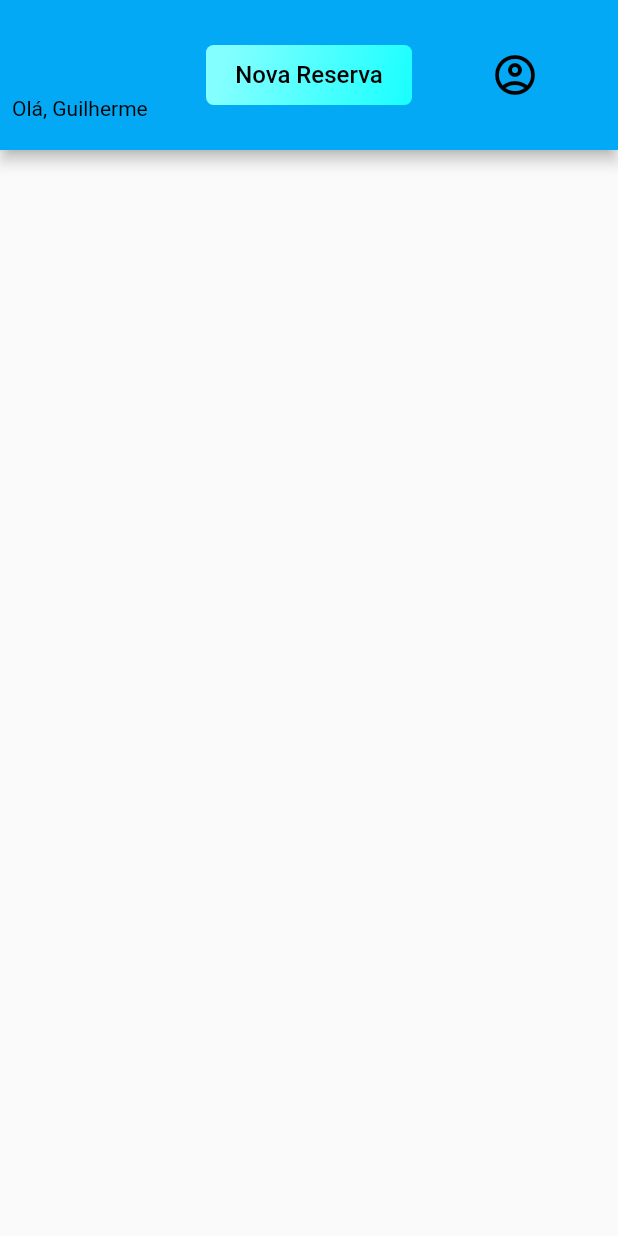
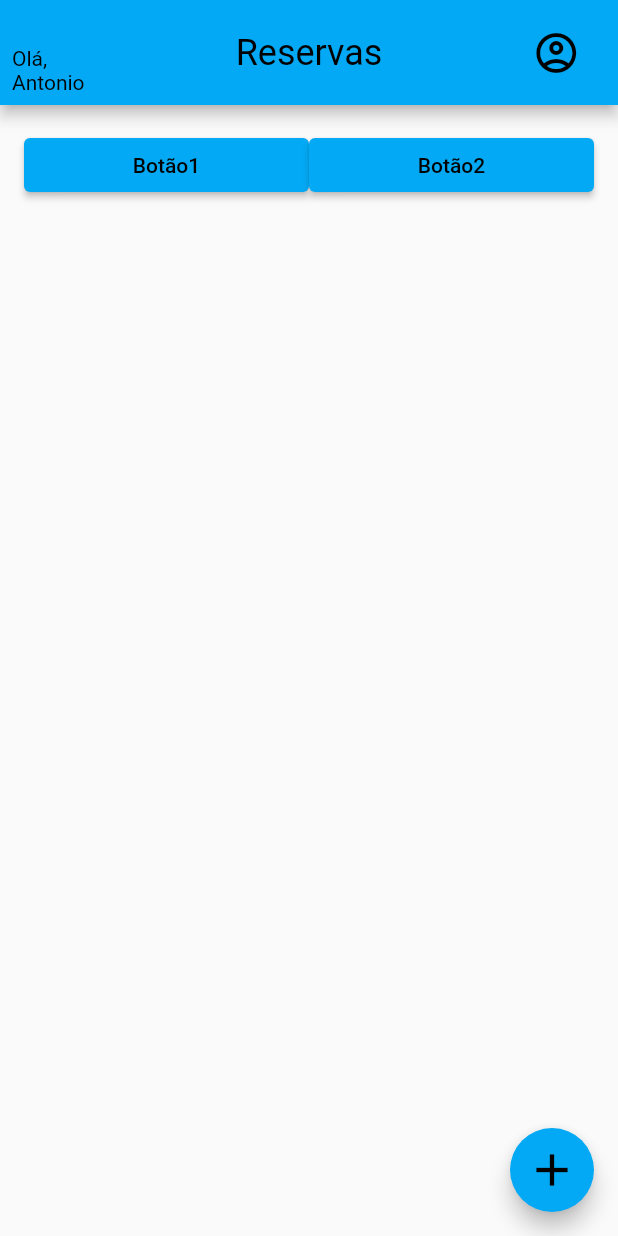
Before and after one commit to Gludke/models-screens-flutter, a Flutter app: the screen it shows after launch, on a phone screen of 412 x 824 dp. Run offline on Flutter 3.47's test engine with Material 2 defaults, Android fonts, the phone set to English and light mode, and no system bars; missing offline and left inert: dart:html.

Commit message:
Tela inicia da lista de reservas adicionada

```diff
--- a/lib/main.dart
+++ b/lib/main.dart
@@ -21,7 +21,7 @@ class MyApp extends StatelessWidget {
         primarySwatch: Colors.lightBlue,
       ),
       home: UserReservationDashboard(
-        nameUser: 'Guilherme',
+        nameUser: 'Antonio',
       ),
       //UserReservationDashboard(nameUser: 'Pedro'),
     );
--- a/lib/screens/user_reservations_dashboard.dart
+++ b/lib/screens/user_reservations_dashboard.dart
@@ -2,9 +2,9 @@ import 'package:flutter/cupertino.dart';
 import 'package:flutter/material.dart';
 
 class UserReservationDashboard extends StatefulWidget {
-  String nameUser;
+  final String nameUser;
 
-  UserReservationDashboard({
+  const UserReservationDashboard({
     Key? key,
     required this.nameUser,
   }) : super(key: key);
@@ -18,16 +18,18 @@ class _UserReservationsState extends State<UserReservationDashboard> {
   Widget build(BuildContext context) {
     return Scaffold(
       appBar: AppBar(
-        toolbarHeight: 100.0,
+        toolbarHeight: 70.0,
         actions: [
           //'expanded' faz o widget preencher todo o espaço disponível do pai.
           Expanded(
             child: Row(
+              mainAxisAlignment: MainAxisAlignment.spaceBetween,
               children: [
                 //NOME USUÁRIO:
                 Expanded(
+                  flex: 2,
                   child: Padding(
-                    padding: const EdgeInsets.fromLTRB(8, 45, 0, 0),
+                    padding: const EdgeInsets.fromLTRB(8, 24.0, 0, 0),
                     child: Text(
                       'Olá, ' + widget.nameUser,
                       maxLines: 2,
@@ -37,39 +39,19 @@ class _UserReservationsState extends State<UserReservationDashboard> {
                     ),
                   ),
                 ),
-                //BOTÃO DE NOVA RESERVA:
-                Expanded(
-                  child: Container(
-                    height: 40.0,
-                    //Estilo do botão:
-                    decoration: const BoxDecoration(
-                      gradient: LinearGradient(
-                        begin: Alignment.topLeft,
-                        end: Alignment.bottomRight,
-                        stops: [0.1, 1],
-                        colors: [
-                          Color(0xFF84FFFF),
-                          Color(0xFF18FFFF),
-                        ],
+                //TÍTULO PÁGINA:
+                const Expanded(
+                    flex: 6,
+                    child: Text(
+                      'Reservas',
+                      textAlign: TextAlign.center,
+                      style: TextStyle(
+                        fontSize: 24.0,
                       ),
-                      borderRadius: BorderRadius.all(
-                        Radius.circular(5),
-                      ),
-                    ),
-                    child: TextButton(
-                      child: const Text(
-                        'Nova Reserva',
-                        style: TextStyle(
-                          fontSize: 16.0,
-                          color: Colors.black,
-                        ),
-                      ),
-                      onPressed: () {},
-                    ),
-                  ),
-                ),
+                    )),
                 //ÍCONE PERFIL DO USUÁRIO:
                 Expanded(
+                  flex: 2,
                   child: IconButton(
                     icon: const Icon(
                       Icons.account_circle_outlined,
@@ -83,7 +65,41 @@ class _UserReservationsState extends State<UserReservationDashboard> {
           ),
         ],
       ),
-      // body: ,
+      body: Column(
+        children: [
+          //BOTÕES DE SELEÇÃO:
+          Padding(
+            padding: const EdgeInsets.fromLTRB(16.0, 16.0, 16.0, 0),
+            child: Row(
+              children: [
+                Expanded(
+                  flex: 5,
+                  child: ElevatedButton(
+                    onPressed: () {},
+                    child: Text('Botão1'),
+                  ),
+                ),
+                Expanded(
+                  flex: 5,
+                  child: ElevatedButton(
+                    onPressed: () {},
+                    child: Text('Botão2'),
+                  ),
+                ),
+              ],
+            ),
+          ),
+          //LIST DE RESERVAS:
+          //ListView(),
+        ],
+      ),
+      floatingActionButton: FloatingActionButton(
+        child: const Icon(
+          Icons.add,
+          size: 36.0,
+        ),
+        onPressed: () {},
+      ),
     );
   }
 }
```
Also changed, not shown: lib/models/reserve.dart (+85 -0 lines), lib/others/test.dart (+33 -3 lines), lib/repositories/reserve_repositorie.dart (added, +67 -0 lines).
